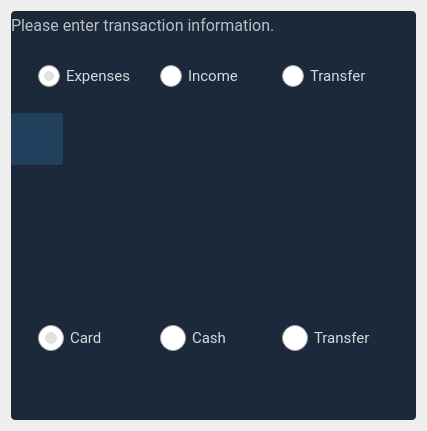
Qt form budgetter/view/skeletons/AddTransaction.ui (opierre/Budgetter) before a commit.
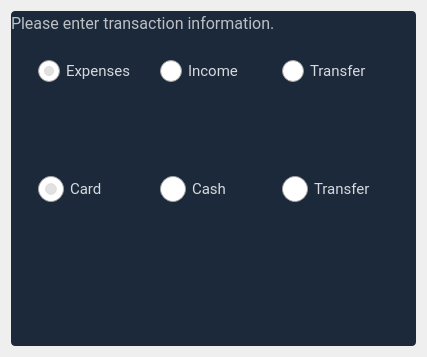
The same form after that commit. Icons and pictures are not drawn. Custom widgets are drawn as their Qt base class.

Commit message: feat: remove category from transaction dialog (auto-guess)

```diff
--- a/budgetter/view/skeletons/AddTransaction.ui
+++ b/budgetter/view/skeletons/AddTransaction.ui
@@ -7,7 +7,7 @@
     <x>0</x>
     <y>0</y>
     <width>427</width>
-    <height>431</height>
+    <height>357</height>
    </rect>
   </property>
   <property name="windowTitle">
@@ -362,80 +362,6 @@
            <number>20</number>
           </property>
           <item>
-           <layout class="QVBoxLayout" name="verticalLayout_3">
-            <property name="topMargin">
-             <number>17</number>
-            </property>
-            <item>
-             <widget class="QToolButton" name="category_icon">
-              <property name="enabled">
-               <bool>false</bool>
-              </property>
-              <property name="minimumSize">
-               <size>
-                <width>52</width>
-                <height>52</height>
-               </size>
-              </property>
-              <property name="maximumSize">
-               <size>
-                <width>52</width>
-                <height>52</height>
-               </size>
-              </property>
-              <property name="focusPolicy">
-               <enum>Qt::NoFocus</enum>
-              </property>
-              <property name="styleSheet">
-               <string notr="true">background-color: #21405D;</string>
-              </property>
-              <property name="text">
-               <string/>
-              </property>
-              <property name="icon">
-               <iconset resource="../resources/resources.qrc">
-                <normaloff>:/images/images/category_FILL0_wght400_GRAD0_opsz48.svg</normaloff>:/images/images/category_FILL0_wght400_GRAD0_opsz48.svg</iconset>
-              </property>
-              <property name="iconSize">
-               <size>
-                <width>30</width>
-                <height>30</height>
-               </size>
-              </property>
-             </widget>
-            </item>
-           </layout>
-          </item>
-          <item>
-           <widget class="MaterialOutlinedLineEdit" name="category">
-            <property name="minimumSize">
-             <size>
-              <width>200</width>
-              <height>67</height>
-             </size>
-            </property>
-            <property name="maximumSize">
-             <size>
-              <width>16777215</width>
-              <height>67</height>
-             </size>
-            </property>
-            <property name="font">
-             <font>
-              <family>Roboto</family>
-              <pointsize>11</pointsize>
-             </font>
-            </property>
-           </widget>
-          </item>
-         </layout>
-        </item>
-        <item>
-         <layout class="QHBoxLayout" name="horizontalLayout_2">
-          <property name="spacing">
-           <number>20</number>
-          </property>
-          <item>
            <widget class="MaterialOutlinedLineEdit" name="name">
             <property name="minimumSize">
              <size>
@@ -457,73 +383,6 @@
             </property>
            </widget>
           </item>
-          <item>
-           <widget class="MaterialOutlinedLineEdit" name="account">
-            <property name="minimumSize">
-             <size>
-              <width>170</width>
-              <height>67</height>
-             </size>
-            </property>
-            <property name="maximumSize">
-             <size>
-              <width>16777215</width>
-              <height>67</height>
-             </size>
-            </property>
-           </widget>
-          </item>
-         </layout>
-        </item>
-        <item>
-         <layout class="QHBoxLayout" name="horizontalLayout_4">
-          <property name="spacing">
-           <number>20</number>
-          </property>
-          <item>
-           <widget class="MaterialOutlinedDateEdit" name="date">
-            <property name="minimumSize">
-             <size>
-              <width>0</width>
-              <height>67</height>
-             </size>
-            </property>
-            <property name="maximumSize">
-             <size>
-              <width>16777215</width>
-              <height>67</height>
-             </size>
-            </property>
-            <property name="font">
-             <font>
-              <family>Roboto</family>
-              <pointsize>11</pointsize>
-             </font>
-            </property>
-           </widget>
-          </item>
-          <item>
-           <widget class="MaterialOutlinedLineEdit" name="amount">
-            <property name="minimumSize">
-             <size>
-              <width>170</width>
-              <height>67</height>
-             </size>
-            </property>
-            <property name="maximumSize">
-             <size>
-              <width>16777215</width>
-              <height>67</height>
-             </size>
-            </property>
-            <property name="font">
-             <font>
-              <family>Roboto</family>
-              <pointsize>11</pointsize>
-             </font>
-            </property>
-           </widget>
-          </item>
          </layout>
         </item>
         <item>
@@ -540,28 +399,6 @@
           <property name="verticalSpacing">
            <number>0</number>
           </property>
-          <item row="1" column="0" colspan="3">
-           <widget class="MaterialOutlinedLineEdit" name="notes">
-            <property name="minimumSize">
-             <size>
-              <width>0</width>
-              <height>67</height>
-             </size>
-            </property>
-            <property name="maximumSize">
-             <size>
-              <width>16777215</width>
-              <height>67</height>
-             </size>
-            </property>
-            <property name="font">
-             <font>
-              <family>Roboto</family>
-              <pointsize>11</pointsize>
-             </font>
-            </property>
-           </widget>
-          </item>
           <item row="0" column="0" colspan="3">
            <widget class="QWidget" name="widget_2" native="true">
             <property name="minimumSize">
@@ -701,6 +538,102 @@
           </item>
          </layout>
         </item>
+        <item>
+         <layout class="QHBoxLayout" name="horizontalLayout_2">
+          <property name="spacing">
+           <number>20</number>
+          </property>
+          <item>
+           <widget class="MaterialOutlinedLineEdit" name="amount">
+            <property name="minimumSize">
+             <size>
+              <width>170</width>
+              <height>67</height>
+             </size>
+            </property>
+            <property name="maximumSize">
+             <size>
+              <width>16777215</width>
+              <height>67</height>
+             </size>
+            </property>
+            <property name="font">
+             <font>
+              <family>Roboto</family>
+              <pointsize>11</pointsize>
+             </font>
+            </property>
+           </widget>
+          </item>
+          <item>
+           <widget class="MaterialOutlinedLineEdit" name="account">
+            <property name="minimumSize">
+             <size>
+              <width>170</width>
+              <height>67</height>
+             </size>
+            </property>
+            <property name="maximumSize">
+             <size>
+              <width>16777215</width>
+              <height>67</height>
+             </size>
+            </property>
+           </widget>
+          </item>
+         </layout>
+        </item>
+        <item>
+         <layout class="QHBoxLayout" name="horizontalLayout_4">
+          <property name="spacing">
+           <number>20</number>
+          </property>
+          <item>
+           <widget class="MaterialOutlinedDateEdit" name="date">
+            <property name="minimumSize">
+             <size>
+              <width>0</width>
+              <height>67</height>
+             </size>
+            </property>
+            <property name="maximumSize">
+             <size>
+              <width>16777215</width>
+              <height>67</height>
+             </size>
+            </property>
+            <property name="font">
+             <font>
+              <family>Roboto</family>
+              <pointsize>11</pointsize>
+             </font>
+            </property>
+           </widget>
+          </item>
+          <item>
+           <widget class="MaterialOutlinedLineEdit" name="notes">
+            <property name="minimumSize">
+             <size>
+              <width>0</width>
+              <height>67</height>
+             </size>
+            </property>
+            <property name="maximumSize">
+             <size>
+              <width>16777215</width>
+              <height>67</height>
+             </size>
+            </property>
+            <property name="font">
+             <font>
+              <family>Roboto</family>
+              <pointsize>11</pointsize>
+             </font>
+            </property>
+           </widget>
+          </item>
+         </layout>
+        </item>
        </layout>
       </item>
      </layout>
```
Left out of the diff: 4 changed lines with no effect on the pictures. The commit also changes 3 other files.
